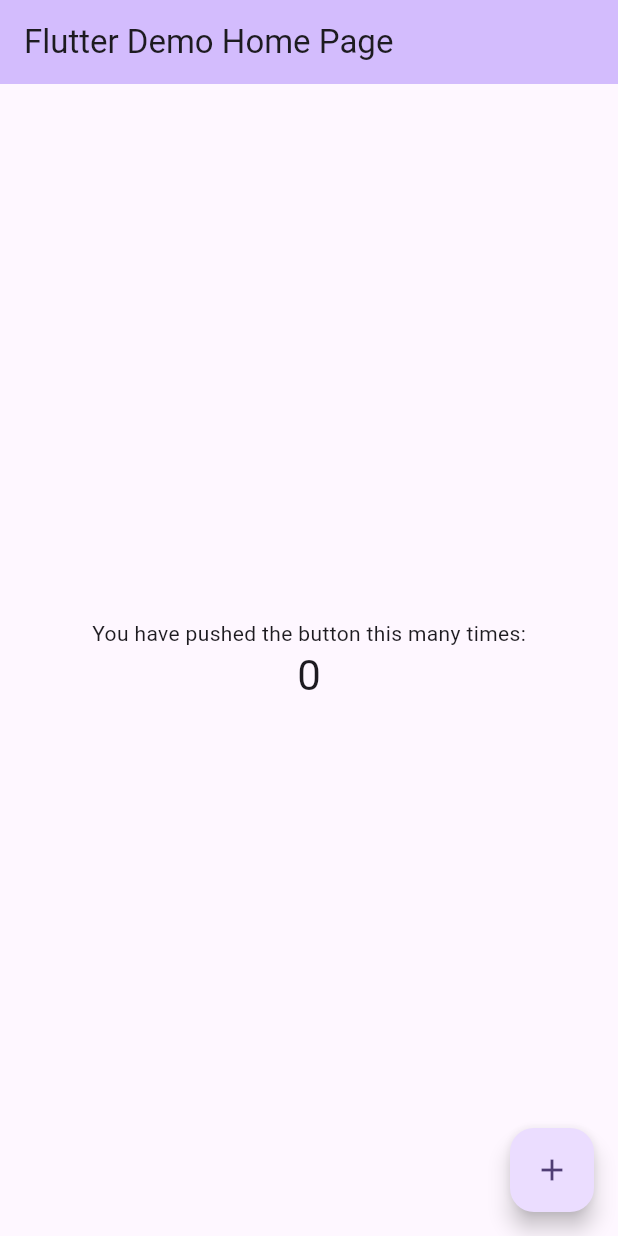
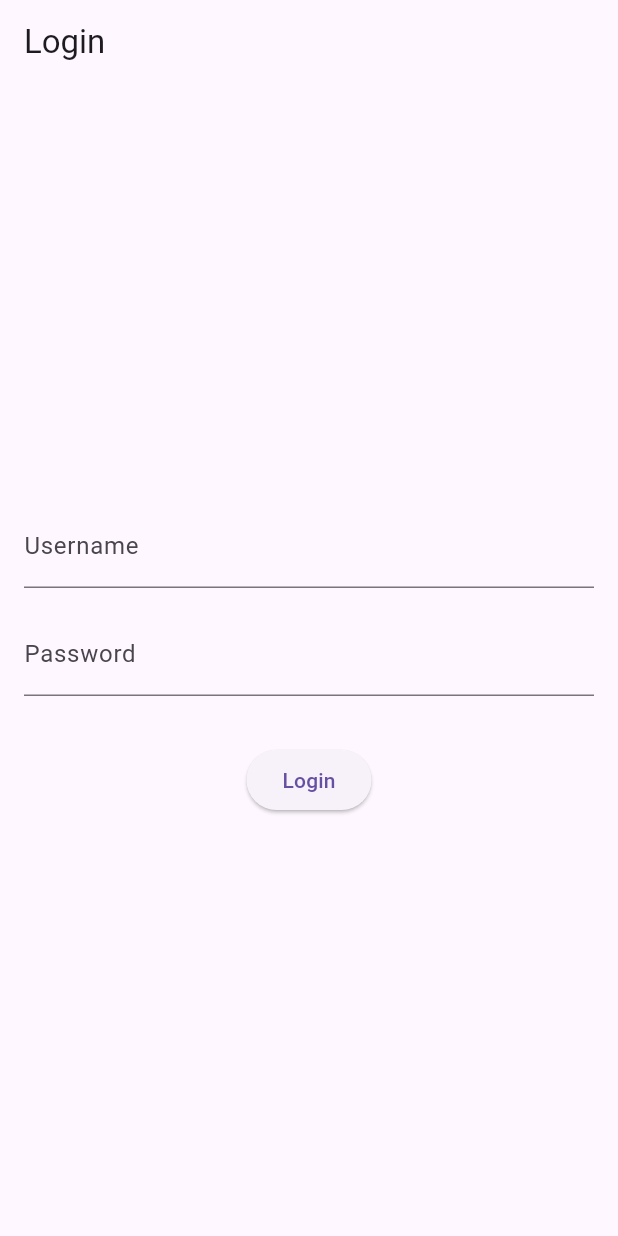
Before and after one commit to andreapaola2018/BorderRideShare, a Flutter app: the screen it shows after launch, on a phone screen of 412 x 824 dp. Run offline on Flutter 3.47's test engine with Material 3 defaults, Android fonts, the phone set to English and light mode, and no system bars.

Commit message:
added login

```diff
--- /dev/null
+++ b/project/lib/login_page.dart
@@ -0,0 +1,73 @@
+import 'package:flutter/material.dart';
+import 'main_page.dart';
+
+class LoginPage extends StatefulWidget {
+  const LoginPage({super.key});
+
+  @override
+  _LoginPageState createState() => _LoginPageState();
+}
+
+class _LoginPageState extends State<LoginPage> {
+  final _usernameController = TextEditingController();
+  final _passwordController = TextEditingController();
+  final _formKey = GlobalKey<FormState>();
+
+  void _login() {
+    if (_formKey.currentState!.validate()) {
+      // add authentication logic
+      // navigate to the main page.
+      Navigator.push(
+        context,
+        MaterialPageRoute(builder: (context) => MainPage()),
+      );
+    }
+  }
+
+  @override
+  Widget build(BuildContext context) {
+    return Scaffold(
+      appBar: AppBar(
+        title: const Text('Login'),
+      ),
+      body: Padding(
+        padding: const EdgeInsets.all(16.0),
+        child: Form(
+          key: _formKey,
+          child: Column(
+            mainAxisAlignment: MainAxisAlignment.center,
+            children: [
+              TextFormField(
+                controller: _usernameController,
+                decoration: const InputDecoration(labelText: 'Username'),
+                validator: (value) {
+                  if (value == null || value.isEmpty) {
+                    return 'Please enter your username';
+                  }
+                  return null;
+                },
+              ),
+              const SizedBox(height: 16.0),
+              TextFormField(
+                controller: _passwordController,
+                decoration: const InputDecoration(labelText: 'Password'),
+                obscureText: true,
+                validator: (value) {
+                  if (value == null || value.isEmpty) {
+                    return 'Please enter your password';
+                  }
+                  return null;
+                },
+              ),
+              const SizedBox(height: 32.0),
+              ElevatedButton(
+                onPressed: _login,
+                child: const Text('Login'),
+              ),
+            ],
+          ),
+        ),
+      ),
+    );
+  }
+}
--- a/project/lib/main.dart
+++ b/project/lib/main.dart
@@ -1,125 +1,21 @@
 import 'package:flutter/material.dart';
+import 'login_page.dart';
 
 void main() {
-  runApp(const MyApp());
+  runApp(MyApp());
 }
 
 class MyApp extends StatelessWidget {
   const MyApp({super.key});
 
-  // This widget is the root of your application.
   @override
   Widget build(BuildContext context) {
     return MaterialApp(
-      title: 'Flutter Demo',
+      title: 'Flutter Login Demo',
       theme: ThemeData(
-        // This is the theme of your application.
-        //
-        // TRY THIS: Try running your application with "flutter run". You'll see
-        // the application has a purple toolbar. Then, without quitting the app,
-        // try changing the seedColor in the colorScheme below to Colors.green
-        // and then invoke "hot reload" (save your changes or press the "hot
-        // reload" button in a Flutter-supported IDE, or press "r" if you used
-        // the command line to start the app).
-        //
-        // Notice that the counter didn't reset back to zero; the application
-        // state is not lost during the reload. To reset the state, use hot
-        // restart instead.
-        //
-        // This works for code too, not just values: Most code changes can be
-        // tested with just a hot reload.
-        colorScheme: ColorScheme.fromSeed(seedColor: Colors.deepPurple),
-        useMaterial3: true,
+        primarySwatch: Colors.blue,
       ),
-      home: const MyHomePage(title: 'Flutter Demo Home Page'),
+      home: LoginPage(),
     );
   }
 }
-
-class MyHomePage extends StatefulWidget {
-  const MyHomePage({super.key, required this.title});
-
-  // This widget is the home page of your application. It is stateful, meaning
-  // that it has a State object (defined below) that contains fields that affect
-  // how it looks.
-
-  // This class is the configuration for the state. It holds the values (in this
-  // case the title) provided by the parent (in this case the App widget) and
-  // used by the build method of the State. Fields in a Widget subclass are
-  // always marked "final".
-
-  final String title;
-
-  @override
-  State<MyHomePage> createState() => _MyHomePageState();
-}
-
-class _MyHomePageState extends State<MyHomePage> {
-  int _counter = 0;
-
-  void _incrementCounter() {
-    setState(() {
-      // This call to setState tells the Flutter framework that something has
-      // changed in this State, which causes it to rerun the build method below
-      // so that the display can reflect the updated values. If we changed
-      // _counter without calling setState(), then the build method would not be
-      // called again, and so nothing would appear to happen.
-      _counter++;
-    });
-  }
-
-  @override
-  Widget build(BuildContext context) {
-    // This method is rerun every time setState is called, for instance as done
-    // by the _incrementCounter method above.
-    //
-    // The Flutter framework has been optimized to make rerunning build methods
-    // fast, so that you can just rebuild anything that needs updating rather
-    // than having to individually change instances of widgets.
-    return Scaffold(
-      appBar: AppBar(
-        // TRY THIS: Try changing the color here to a specific color (to
-        // Colors.amber, perhaps?) and trigger a hot reload to see the AppBar
-        // change color while the other colors stay the same.
-        backgroundColor: Theme.of(context).colorScheme.inversePrimary,
-        // Here we take the value from the MyHomePage object that was created by
-        // the App.build method, and use it to set our appbar title.
-        title: Text(widget.title),
-      ),
-      body: Center(
-        // Center is a layout widget. It takes a single child and positions it
-        // in the middle of the parent.
-        child: Column(
-          // Column is also a layout widget. It takes a list of children and
-          // arranges them vertically. By default, it sizes itself to fit its
-          // children horizontally, and tries to be as tall as its parent.
-          //
-          // Column has various properties to control how it sizes itself and
-          // how it positions its children. Here we use mainAxisAlignment to
-          // center the children vertically; the main axis here is the vertical
-          // axis because Columns are vertical (the cross axis would be
-          // horizontal).
-          //
-          // TRY THIS: Invoke "debug painting" (choose the "Toggle Debug Paint"
-          // action in the IDE, or press "p" in the console), to see the
-          // wireframe for each widget.
-          mainAxisAlignment: MainAxisAlignment.center,
-          children: <Widget>[
-            const Text(
-              'You have pushed the button this many times:',
-            ),
-            Text(
-              '$_counter',
-              style: Theme.of(context).textTheme.headlineMedium,
-            ),
-          ],
-        ),
-      ),
-      floatingActionButton: FloatingActionButton(
-        onPressed: _incrementCounter,
-        tooltip: 'Increment',
-        child: const Icon(Icons.add),
-      ), // This trailing comma makes auto-formatting nicer for build methods.
-    );
-  }
-}
--- a/project/pubspec.yaml
+++ b/project/pubspec.yaml
@@ -30,6 +30,8 @@ environment:
 dependencies:
   flutter:
     sdk: flutter
+  firebase_core: latest_version
+  firebase_auth: latest_version
 
 
   # The following adds the Cupertino Icons font to your application.
```
Also changed, not shown: project/lib/main_page.dart (added, +20 -0 lines), 1 other file.
